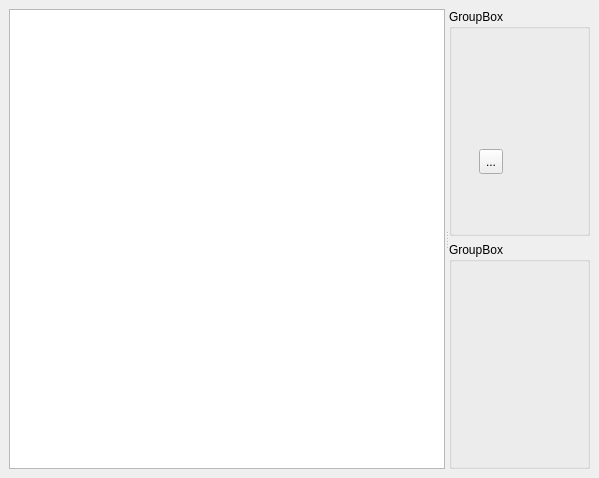
First picture: the form in ClusterControl/modules/ClusterSettingsBase.ui, repository patrickhartling/maestro, before the edit.
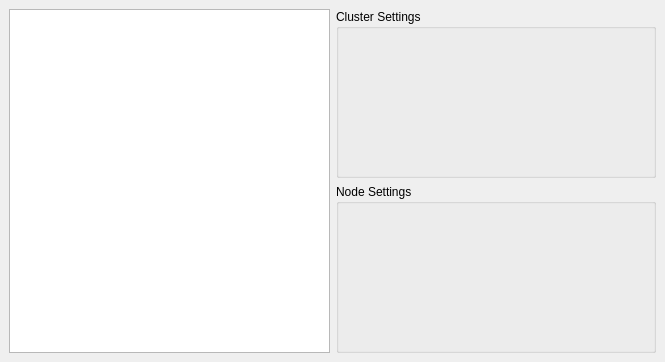
Second picture: the form after the edit. Icons and pictures are not drawn.

Commit message: - Get layouts working the way I want them to again.

The edit to the form file:
```diff
--- a/ClusterControl/modules/ClusterSettingsBase.ui
+++ b/ClusterControl/modules/ClusterSettingsBase.ui
@@ -8,8 +8,8 @@
    <rect>
     <x>0</x>
     <y>0</y>
-    <width>599</width>
-    <height>478</height>
+    <width>665</width>
+    <height>362</height>
    </rect>
   </property>
   <property name="windowTitle" >
@@ -23,12 +23,26 @@
     <number>6</number>
    </property>
    <item>
-    <widget class="QSplitter" name="splitter" >
-     <property name="orientation" >
-      <enum>Qt::Horizontal</enum>
+    <layout class="QHBoxLayout" >
+     <property name="margin" >
+      <number>0</number>
      </property>
-     <widget class="QListView" name="listView" />
-     <widget class="QWidget" name="layoutWidget" >
+     <property name="spacing" >
+      <number>6</number>
+     </property>
+     <item>
+      <widget class="QListView" name="listView" >
+       <property name="sizePolicy" >
+        <sizepolicy>
+         <hsizetype>5</hsizetype>
+         <vsizetype>5</vsizetype>
+         <horstretch>0</horstretch>
+         <verstretch>0</verstretch>
+        </sizepolicy>
+       </property>
+      </widget>
+     </item>
+     <item>
       <layout class="QVBoxLayout" >
        <property name="margin" >
         <number>0</number>
@@ -37,38 +51,22 @@
         <number>6</number>
        </property>
        <item>
-        <widget class="QGroupBox" name="groupBox" >
+        <widget class="QGroupBox" name="mClusterGroup" >
          <property name="title" >
-          <string>GroupBox</string>
+          <string>Cluster Settings</string>
          </property>
-         <widget class="QToolButton" name="toolButton" >
-          <property name="geometry" >
-           <rect>
-            <x>30</x>
-            <y>140</y>
-            <width>24</width>
-            <height>25</height>
-           </rect>
-          </property>
-          <property name="text" >
-           <string>...</string>
-          </property>
-          <property name="icon" >
-           <iconset resource="ClusterSettingsResource.qrc" >:/linux2.png</iconset>
-          </property>
-         </widget>
         </widget>
        </item>
        <item>
-        <widget class="QGroupBox" name="groupBox_2" >
+        <widget class="QGroupBox" name="mNodeGroup" >
          <property name="title" >
-          <string>GroupBox</string>
+          <string>Node Settings</string>
          </property>
         </widget>
        </item>
       </layout>
-     </widget>
-    </widget>
+     </item>
+    </layout>
    </item>
   </layout>
  </widget>
```
Left out of the diff: 10 changed lines with no effect on the pictures. The commit also changes 5 other files.
